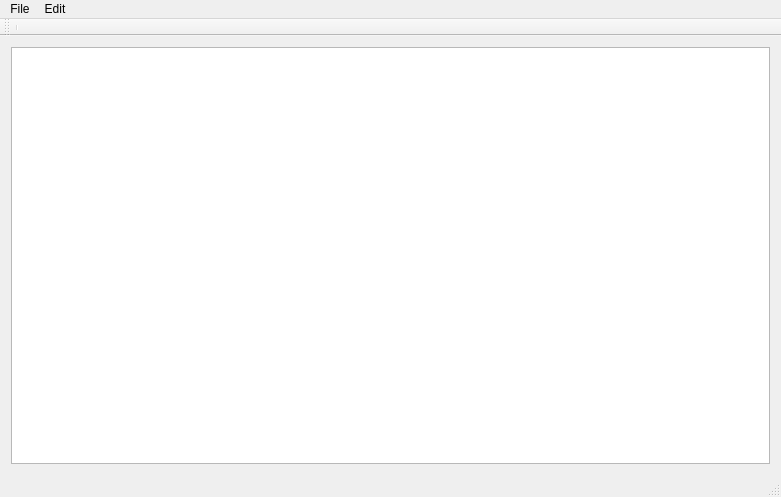
Before: the Qt Designer form mainwindow.ui in ViktorAH14/time_track, drawn with Qt 5.
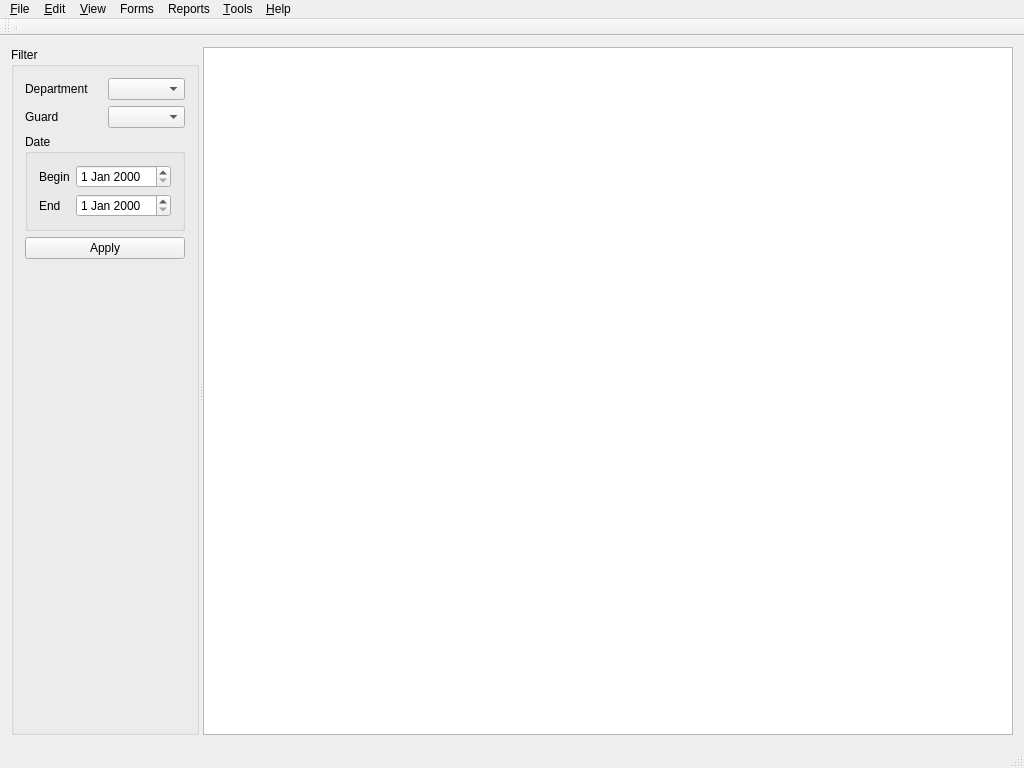
After: the same form once the commit is applied. Custom widgets are drawn as their Qt base class.

Commit message: 1. Added a filter panel. 2. Changed the main menu.

The edit to the form file:
```diff
--- a/mainwindow.ui
+++ b/mainwindow.ui
@@ -6,17 +6,127 @@
    <rect>
     <x>0</x>
     <y>0</y>
-    <width>781</width>
-    <height>497</height>
+    <width>1024</width>
+    <height>768</height>
    </rect>
   </property>
   <property name="windowTitle">
    <string>MainWindow</string>
   </property>
   <widget class="QWidget" name="centralWidget">
-   <layout class="QVBoxLayout" name="verticalLayout">
+   <layout class="QHBoxLayout" name="horizontalLayout">
     <item>
-     <widget class="QUpdateableView" name="tableViewMain"/>
+     <widget class="QSplitter" name="splitter">
+      <property name="orientation">
+       <enum>Qt::Horizontal</enum>
+      </property>
+      <widget class="QGroupBox" name="gbFilterMain">
+       <property name="sizePolicy">
+        <sizepolicy hsizetype="Preferred" vsizetype="Preferred">
+         <horstretch>0</horstretch>
+         <verstretch>0</verstretch>
+        </sizepolicy>
+       </property>
+       <property name="title">
+        <string>Filter</string>
+       </property>
+       <layout class="QVBoxLayout" name="verticalLayout_2">
+        <item>
+         <layout class="QHBoxLayout" name="horizontalLayout_2">
+          <item>
+           <widget class="QLabel" name="lbDepFilter">
+            <property name="text">
+             <string>Department</string>
+            </property>
+           </widget>
+          </item>
+          <item>
+           <widget class="QComboBox" name="cbDepFilter"/>
+          </item>
+         </layout>
+        </item>
+        <item>
+         <layout class="QHBoxLayout" name="horizontalLayout_3">
+          <item>
+           <widget class="QLabel" name="lbGuardFilter">
+            <property name="text">
+             <string>Guard</string>
+            </property>
+           </widget>
+          </item>
+          <item>
+           <widget class="QComboBox" name="cbGuardFilter"/>
+          </item>
+         </layout>
+        </item>
+        <item>
+         <widget class="QGroupBox" name="gbDateFilter">
+          <property name="title">
+           <string>Date</string>
+          </property>
+          <layout class="QVBoxLayout" name="verticalLayout">
+           <item>
+            <layout class="QHBoxLayout" name="horizontalLayout_4">
+             <item>
+              <widget class="QLabel" name="lbBeginDateFilter">
+               <property name="text">
+                <string>Begin</string>
+               </property>
+              </widget>
+             </item>
+             <item>
+              <widget class="QDateEdit" name="deBeginDateFilter"/>
+             </item>
+            </layout>
+           </item>
+           <item>
+            <layout class="QHBoxLayout" name="horizontalLayout_5">
+             <item>
+              <widget class="QLabel" name="lbEndDateFilter">
+               <property name="text">
+                <string>End</string>
+               </property>
+              </widget>
+             </item>
+             <item>
+              <widget class="QDateEdit" name="deEndDateFilter"/>
+             </item>
+            </layout>
+           </item>
+          </layout>
+         </widget>
+        </item>
+        <item>
+         <widget class="QPushButton" name="pbAppFilterMain">
+          <property name="text">
+           <string>Apply</string>
+          </property>
+         </widget>
+        </item>
+        <item>
+         <spacer name="verticalSpacer">
+          <property name="orientation">
+           <enum>Qt::Vertical</enum>
+          </property>
+          <property name="sizeHint" stdset="0">
+           <size>
+            <width>20</width>
+            <height>457</height>
+           </size>
+          </property>
+         </spacer>
+        </item>
+       </layout>
+      </widget>
+      <widget class="QUpdateableView" name="tableViewMain">
+       <property name="sizePolicy">
+        <sizepolicy hsizetype="Expanding" vsizetype="Expanding">
+         <horstretch>1</horstretch>
+         <verstretch>1</verstretch>
+        </sizepolicy>
+       </property>
+      </widget>
+     </widget>
     </item>
    </layout>
   </widget>
@@ -25,13 +135,13 @@
     <rect>
      <x>0</x>
      <y>0</y>
-     <width>781</width>
+     <width>1024</width>
      <height>19</height>
     </rect>
    </property>
    <widget class="QMenu" name="menuFile">
     <property name="title">
-     <string>File</string>
+     <string>&amp;File</string>
     </property>
     <addaction name="action_New_database"/>
     <addaction name="action_Open_database"/>
@@ -42,7 +152,7 @@
    </widget>
    <widget class="QMenu" name="menuEdit">
     <property name="title">
-     <string>Edit</string>
+     <string>&amp;Edit</string>
     </property>
     <addaction name="actionOrganization_table"/>
     <addaction name="actionPosition_table"/>
@@ -56,8 +166,38 @@
     <addaction name="separator"/>
     <addaction name="actionReport"/>
    </widget>
+   <widget class="QMenu" name="menuView">
+    <property name="title">
+     <string>&amp;View</string>
+    </property>
+   </widget>
+   <widget class="QMenu" name="menuForm">
+    <property name="title">
+     <string>Forms</string>
+    </property>
+   </widget>
+   <widget class="QMenu" name="menuReports">
+    <property name="title">
+     <string>Reports</string>
+    </property>
+   </widget>
+   <widget class="QMenu" name="menuTools">
+    <property name="title">
+     <string>&amp;Tools</string>
+    </property>
+   </widget>
+   <widget class="QMenu" name="menuHelp">
+    <property name="title">
+     <string>&amp;Help</string>
+    </property>
+   </widget>
    <addaction name="menuFile"/>
    <addaction name="menuEdit"/>
+   <addaction name="menuView"/>
+   <addaction name="menuForm"/>
+   <addaction name="menuReports"/>
+   <addaction name="menuTools"/>
+   <addaction name="menuHelp"/>
   </widget>
   <widget class="QToolBar" name="mainToolBar">
    <attribute name="toolBarArea">
```
Left out of the diff: 31 changed lines with no effect on the pictures.
